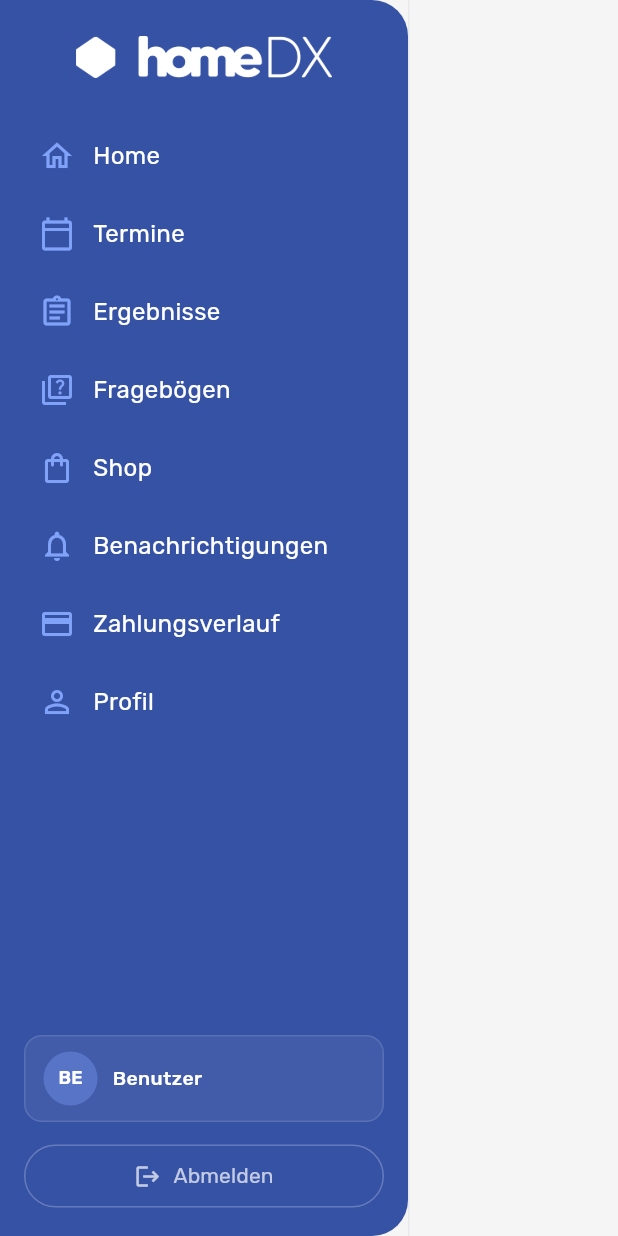
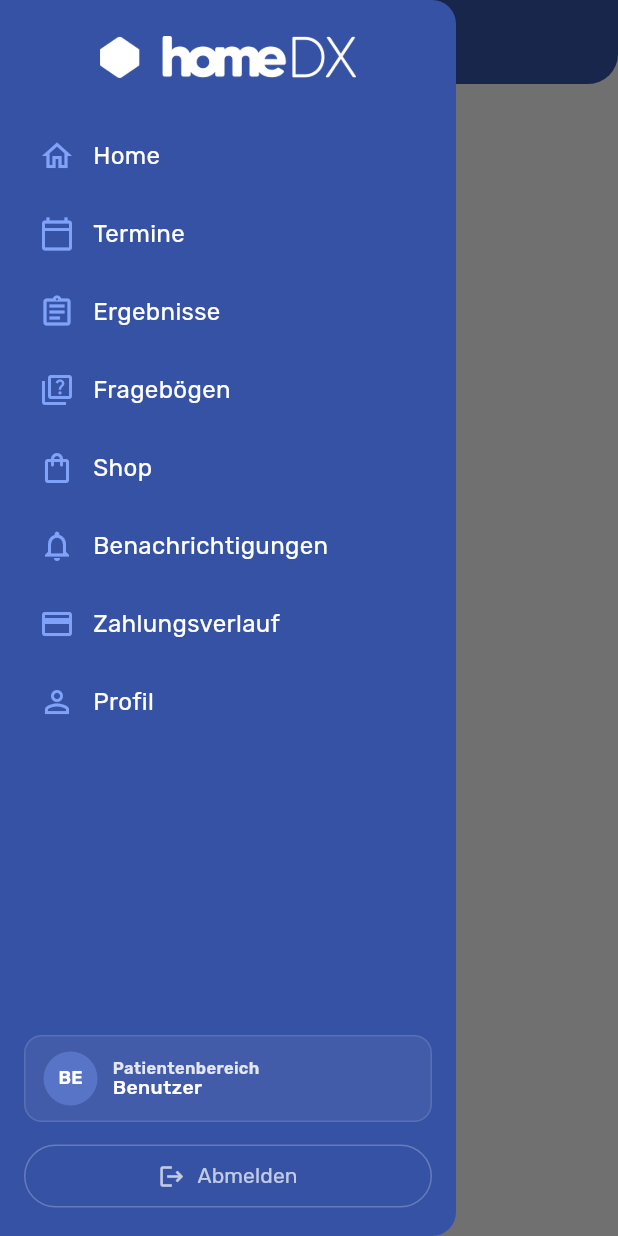
Before and after one commit to EpiSalvevita/homedx-platform, a Flutter app: the WebAppShell screen opened directly with empty values, with the side drawer open (before the commit the screen has no drawer), on a phone screen of 412 x 824 dp. Run offline on Flutter 3.47's test engine with Material 3 defaults, Android fonts, the phone set to English and light mode, and no system bars; our stand-ins replace file_picker, firebase_core, firebase_messaging, flutter_blue_plus, flutter_dotenv, flutter_secure_storage and 5 more; missing offline and left inert: flutter_stripe; accounts and stored records are empty.

Commit message:
Mobile web: drawer below 850 px, role label, autofill hints
- Below 850 px the web sidebar becomes a drawer opened from the app bar.
- Sidebar and app bar show the active area as text (Patientenbereich /
  Ärztebereich) with the account name.
- Login and signup fields carry autofill hints; login saves credentials after
  a successful sign-in.

Not changed: web session after reload. It depends on the Secure auth cookie,
which browsers drop over plain HTTP in production mode. See CHANGELOG.md
(Unreleased, open items).

Tests: test/layout/web_app_shell_test.dart (wide and narrow layout).
Regulatory note: CHANGELOG.md (Unreleased). Wording and auth touch in-scope
code; a human should review the labels.

Co-Authored-By: Claude Haiku 5.5 <noreply@anthropic.com>

```diff
--- a/frontend/mobile/hdx_mobile/lib/l10n/app_de.arb
+++ b/frontend/mobile/hdx_mobile/lib/l10n/app_de.arb
@@ -847,5 +847,7 @@
   "questSendAnswers": "Absenden",
   "questDoneYourAnswers": "Ihre Angaben",
   "questDoneNextStep": "Diese Übersicht zeigt nur, was Sie eingegeben haben. Sie ist keine Bewertung und keine Diagnose.",
-  "questOverviewUnavailable": "Die Übersicht Ihrer Angaben konnte nicht geladen werden."
+  "questOverviewUnavailable": "Die Übersicht Ihrer Angaben konnte nicht geladen werden.",
+  "webRoleAreaPatient": "Patientenbereich",
+  "webRoleAreaDoctor": "Ärztebereich"
 }
--- a/frontend/mobile/hdx_mobile/lib/l10n/app_en.arb
+++ b/frontend/mobile/hdx_mobile/lib/l10n/app_en.arb
@@ -847,5 +847,7 @@
   "questSendAnswers": "Submit",
   "questDoneYourAnswers": "Your answers",
   "questDoneNextStep": "This overview only shows what you entered. It is not an assessment and not a diagnosis.",
-  "questOverviewUnavailable": "Your answer overview could not be loaded."
+  "questOverviewUnavailable": "Your answer overview could not be loaded.",
+  "webRoleAreaPatient": "Patient area",
+  "webRoleAreaDoctor": "Doctor area"
 }
--- a/frontend/mobile/hdx_mobile/lib/l10n/app_localizations.dart
+++ b/frontend/mobile/hdx_mobile/lib/l10n/app_localizations.dart
@@ -3439,6 +3439,18 @@ abstract class AppLocalizations {
   /// In de, this message translates to:
   /// **'Die Übersicht Ihrer Angaben konnte nicht geladen werden.'**
   String get questOverviewUnavailable;
+
+  /// No description provided for @webRoleAreaPatient.
+  ///
+  /// In de, this message translates to:
+  /// **'Patientenbereich'**
+  String get webRoleAreaPatient;
+
+  /// No description provided for @webRoleAreaDoctor.
+  ///
+  /// In de, this message translates to:
+  /// **'Ärztebereich'**
+  String get webRoleAreaDoctor;
 }
 
 class _AppLocalizationsDelegate
--- a/frontend/mobile/hdx_mobile/lib/l10n/app_localizations_de.dart
+++ b/frontend/mobile/hdx_mobile/lib/l10n/app_localizations_de.dart
@@ -1855,4 +1855,10 @@ class AppLocalizationsDe extends AppLocalizations {
   @override
   String get questOverviewUnavailable =>
       'Die Übersicht Ihrer Angaben konnte nicht geladen werden.';
+
+  @override
+  String get webRoleAreaPatient => 'Patientenbereich';
+
+  @override
+  String get webRoleAreaDoctor => 'Ärztebereich';
 }
--- a/frontend/mobile/hdx_mobile/lib/l10n/app_localizations_en.dart
+++ b/frontend/mobile/hdx_mobile/lib/l10n/app_localizations_en.dart
@@ -1835,4 +1835,10 @@ class AppLocalizationsEn extends AppLocalizations {
   @override
   String get questOverviewUnavailable =>
       'Your answer overview could not be loaded.';
+
+  @override
+  String get webRoleAreaPatient => 'Patient area';
+
+  @override
+  String get webRoleAreaDoctor => 'Doctor area';
 }
--- a/frontend/mobile/hdx_mobile/lib/layout/web_app_shell.dart
+++ b/frontend/mobile/hdx_mobile/lib/layout/web_app_shell.dart
@@ -9,6 +9,9 @@ import '../widgets/figma_ui.dart';
 import 'web_nav_config.dart';
 
 /// Desktop web shell: persistent sidebar and wide content column.
+/// Below this width the sidebar becomes a drawer, so content keeps its space on phones.
+const double _compactShellBreakpoint = 850;
+
 class WebAppShell extends StatelessWidget {
   final Widget child;
 
@@ -26,6 +29,54 @@ class WebAppShell extends StatelessWidget {
     final userLabel = auth.displayName == null
         ? fallbackLabel
         : (auth.isDoctor ? 'Dr. ${auth.displayName}' : auth.displayName!);
+    // The active area is always shown as text, never only as colour.
+    final roleLabel = auth.isDoctor
+        ? context.l10n.webRoleAreaDoctor
+        : context.l10n.webRoleAreaPatient;
+
+    Future<void> logout() async {
+      await auth.logout();
+      if (!context.mounted) return;
+      context.go('/login');
+    }
+
+    final compact = MediaQuery.sizeOf(context).width < _compactShellBreakpoint;
+    if (compact) {
+      return Scaffold(
+        backgroundColor: AppTheme.surface,
+        appBar: AppBar(
+          backgroundColor: AppTheme.primaryBlue,
+          foregroundColor: Colors.white,
+          title: Text(
+            '$roleLabel | $userLabel',
+            maxLines: 1,
+            overflow: TextOverflow.ellipsis,
+            style: FigmaUi.rubik(fontSize: 16, fontWeight: FontWeight.w600, color: Colors.white),
+          ),
+        ),
+        drawer: Drawer(
+          backgroundColor: AppTheme.primaryBlue,
+          child: SafeArea(
+            child: _WebSidebar(
+              navItems: navItems,
+              currentPath: currentPath,
+              roleLabel: roleLabel,
+              userLabel: userLabel,
+              userEmail: auth.userEmail,
+              onLogout: logout,
+              onNavigate: () => Navigator.of(context).pop(),
+            ),
+          ),
+        ),
+        body: Align(
+          alignment: Alignment.topCenter,
+          child: ConstrainedBox(
+            constraints: const BoxConstraints(maxWidth: WebNavConfig.maxContentWidth),
+            child: child,
+          ),
+        ),
+      );
+    }
 
     return Scaffold(
       backgroundColor: AppTheme.surface,
@@ -35,13 +86,10 @@ class WebAppShell extends StatelessWidget {
           _WebSidebar(
             navItems: navItems,
             currentPath: currentPath,
+            roleLabel: roleLabel,
             userLabel: userLabel,
             userEmail: auth.userEmail,
-            onLogout: () async {
-              await auth.logout();
-              if (!context.mounted) return;
-              context.go('/login');
-            },
+            onLogout: logout,
           ),
           Expanded(
             child: DecoratedBox(
@@ -69,16 +117,21 @@ class WebAppShell extends StatelessWidget {
 class _WebSidebar extends StatelessWidget {
   final List<WebNavItem> navItems;
   final String currentPath;
+  final String roleLabel;
   final String userLabel;
   final String? userEmail;
   final VoidCallback onLogout;
+  /// Called after a navigation tap. The drawer uses it to close itself.
+  final VoidCallback? onNavigate;
 
   const _WebSidebar({
     required this.navItems,
     required this.currentPath,
+    required this.roleLabel,
     required this.userLabel,
     required this.userEmail,
     required this.onLogout,
+    this.onNavigate,
   });
 
   @override
@@ -126,6 +179,7 @@ class _WebSidebar extends StatelessWidget {
                         } else {
                           context.go(item.path);
                         }
+                        onNavigate?.call();
                       },
                     ),
                   );
@@ -135,6 +189,7 @@ class _WebSidebar extends StatelessWidget {
             Padding(
               padding: const EdgeInsets.fromLTRB(16, 0, 16, 12),
               child: _SidebarUserChip(
+                roleLabel: roleLabel,
                 label: userLabel,
                 email: userEmail,
               ),
@@ -163,10 +218,12 @@ class _WebSidebar extends StatelessWidget {
 }
 
 class _SidebarUserChip extends StatelessWidget {
+  final String roleLabel;
   final String label;
   final String? email;
 
   const _SidebarUserChip({
+    required this.roleLabel,
     required this.label,
     required this.email,
   });
@@ -215,6 +272,16 @@ class _SidebarUserChip extends StatelessWidget {
                   child: Column(
                     crossAxisAlignment: CrossAxisAlignment.start,
                     children: [
+                      Text(
+                        roleLabel,
+                        maxLines: 1,
+                        overflow: TextOverflow.ellipsis,
+                        style: FigmaUi.rubik(
+                          fontSize: 11,
+                          fontWeight: FontWeight.w600,
+                          color: Colors.white.withValues(alpha: 0.85),
+                        ),
+                      ),
                       Text(
                         label,
                         maxLines: 1,
--- a/frontend/mobile/hdx_mobile/lib/widgets/figma/figma_fields.dart
+++ b/frontend/mobile/hdx_mobile/lib/widgets/figma/figma_fields.dart
@@ -87,6 +87,8 @@ class NeumorphicInsetField extends StatelessWidget {
   final FocusNode? focusNode;
   final TextInputAction? textInputAction;
   final VoidCallback? onFieldSubmitted;
+  /// Lets password managers recognise the field (for example AutofillHints.password).
+  final Iterable<String>? autofillHints;
   final double fieldHeight;
   final EdgeInsetsGeometry fieldPadding;
   final double fontSize;
@@ -109,6 +111,7 @@ class NeumorphicInsetField extends StatelessWidget {
     this.focusNode,
     this.textInputAction,
     this.onFieldSubmitted,
+    this.autofillHints,
     this.fieldHeight = AppTheme.fieldHeight,
     this.fieldPadding = AppTheme.fieldPadding,
     this.fontSize = 17,
@@ -153,6 +156,7 @@ class NeumorphicInsetField extends StatelessWidget {
                       onChanged: field.didChange,
                       obscureText: obscureText,
                       keyboardType: keyboardType,
+                      autofillHints: autofillHints,
                       textInputAction: textInputAction,
                       onSubmitted: onFieldSubmitted != null ? (_) => onFieldSubmitted!() : null,
                       textAlignVertical: TextAlignVertical.center,
```
Also changed, not shown: frontend/mobile/hdx_mobile/lib/screens/login_screen.dart (+7 -2 lines), frontend/mobile/hdx_mobile/lib/screens/signup_screen.dart (+7 -0 lines), 2 other files.
